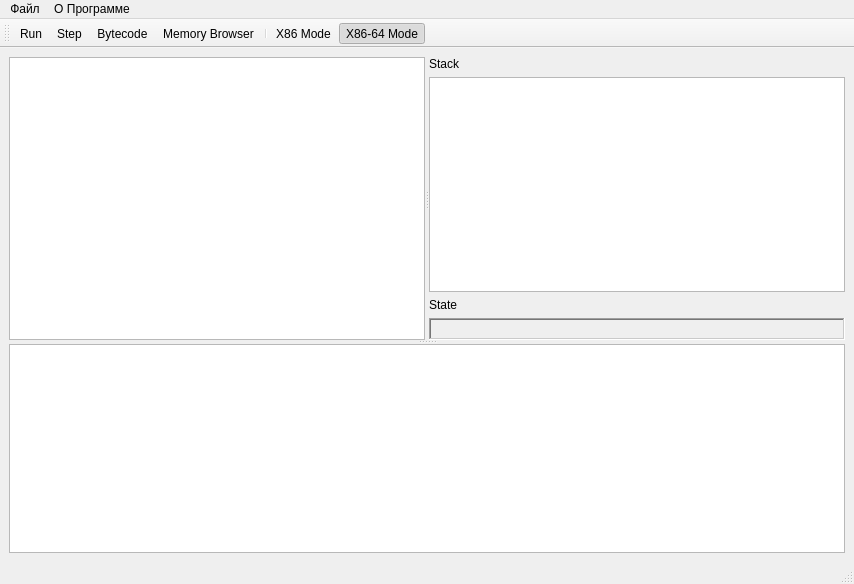
The window that mainwindow.ui (gamehunt/AssemblySimulator) describes before a commit, drawn with Qt 5.
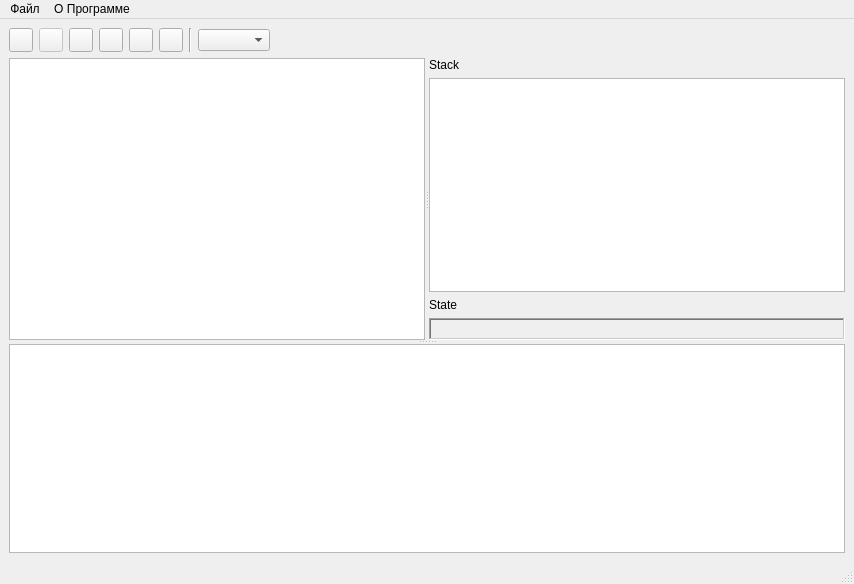
The same window after the commit. Icons and pictures are not drawn.

```diff
--- a/mainwindow.ui
+++ b/mainwindow.ui
@@ -16,6 +16,210 @@
   <widget class="QWidget" name="centralwidget">
    <layout class="QGridLayout" name="gridLayout">
     <item row="0" column="0">
+     <layout class="QHBoxLayout" name="horizontalLayout">
+      <item>
+       <widget class="QPushButton" name="runPushButton">
+        <property name="sizePolicy">
+         <sizepolicy hsizetype="Fixed" vsizetype="Fixed">
+          <horstretch>0</horstretch>
+          <verstretch>0</verstretch>
+         </sizepolicy>
+        </property>
+        <property name="minimumSize">
+         <size>
+          <width>24</width>
+          <height>24</height>
+         </size>
+        </property>
+        <property name="maximumSize">
+         <size>
+          <width>24</width>
+          <height>24</height>
+         </size>
+        </property>
+        <property name="text">
+         <string/>
+        </property>
+        <property name="icon">
+         <iconset resource="icons.qrc">
+          <normaloff>:/icons/run.ico</normaloff>:/icons/run.ico</iconset>
+        </property>
+        <property name="iconSize">
+         <size>
+          <width>12</width>
+          <height>12</height>
+         </size>
+        </property>
+       </widget>
+      </item>
+      <item>
+       <widget class="QPushButton" name="stopPushButton">
+        <property name="enabled">
+         <bool>false</bool>
+        </property>
+        <property name="sizePolicy">
+         <sizepolicy hsizetype="Fixed" vsizetype="Fixed">
+          <horstretch>0</horstretch>
+          <verstretch>0</verstretch>
+         </sizepolicy>
+        </property>
+        <property name="minimumSize">
+         <size>
+          <width>24</width>
+          <height>24</height>
+         </size>
+        </property>
+        <property name="maximumSize">
+         <size>
+          <width>24</width>
+          <height>24</height>
+         </size>
+        </property>
+        <property name="text">
+         <string/>
+        </property>
+        <property name="icon">
+         <iconset resource="icons.qrc">
+          <normaloff>:/icons/stop.ico</normaloff>:/icons/stop.ico</iconset>
+        </property>
+        <property name="iconSize">
+         <size>
+          <width>24</width>
+          <height>24</height>
+         </size>
+        </property>
+       </widget>
+      </item>
+      <item>
+       <widget class="QPushButton" name="stepPushButton">
+        <property name="sizePolicy">
+         <sizepolicy hsizetype="Fixed" vsizetype="Fixed">
+          <horstretch>0</horstretch>
+          <verstretch>0</verstretch>
+         </sizepolicy>
+        </property>
+        <property name="minimumSize">
+         <size>
+          <width>24</width>
+          <height>24</height>
+         </size>
+        </property>
+        <property name="maximumSize">
+         <size>
+          <width>24</width>
+          <height>24</height>
+         </size>
+        </property>
+        <property name="text">
+         <string/>
+        </property>
+        <property name="icon">
+         <iconset resource="icons.qrc">
+          <normaloff>:/icons/step.ico</normaloff>:/icons/step.ico</iconset>
+        </property>
+       </widget>
+      </item>
+      <item>
+       <widget class="QPushButton" name="resetPushButton">
+        <property name="minimumSize">
+         <size>
+          <width>24</width>
+          <height>24</height>
+         </size>
+        </property>
+        <property name="maximumSize">
+         <size>
+          <width>24</width>
+          <height>24</height>
+         </size>
+        </property>
+        <property name="text">
+         <string/>
+        </property>
+        <property name="icon">
+         <iconset resource="icons.qrc">
+          <normaloff>:/icons/reset.ico</normaloff>:/icons/reset.ico</iconset>
+        </property>
+       </widget>
+      </item>
+      <item>
+       <widget class="QPushButton" name="disasmPushButton">
+        <property name="minimumSize">
+         <size>
+          <width>24</width>
+          <height>24</height>
+         </size>
+        </property>
+        <property name="maximumSize">
+         <size>
+          <width>24</width>
+          <height>24</height>
+         </size>
+        </property>
+        <property name="text">
+         <string/>
+        </property>
+        <property name="icon">
+         <iconset resource="icons.qrc">
+          <normaloff>:/icons/bytecode.ico</normaloff>:/icons/bytecode.ico</iconset>
+        </property>
+       </widget>
+      </item>
+      <item>
+       <widget class="QPushButton" name="memPushButton">
+        <property name="minimumSize">
+         <size>
+          <width>24</width>
+          <height>24</height>
+         </size>
+        </property>
+        <property name="maximumSize">
+         <size>
+          <width>24</width>
+          <height>24</height>
+         </size>
+        </property>
+        <property name="text">
+         <string/>
+        </property>
+        <property name="icon">
+         <iconset resource="icons.qrc">
+          <normaloff>:/icons/mem.ico</normaloff>:/icons/mem.ico</iconset>
+        </property>
+        <property name="iconSize">
+         <size>
+          <width>24</width>
+          <height>24</height>
+         </size>
+        </property>
+       </widget>
+      </item>
+      <item>
+       <widget class="Line" name="line">
+        <property name="orientation">
+         <enum>Qt::Orientation::Vertical</enum>
+        </property>
+       </widget>
+      </item>
+      <item>
+       <widget class="QComboBox" name="assembliesComboBox"/>
+      </item>
+      <item>
+       <spacer name="horizontalSpacer">
+        <property name="orientation">
+         <enum>Qt::Orientation::Horizontal</enum>
+        </property>
+        <property name="sizeHint" stdset="0">
+         <size>
+          <width>40</width>
+          <height>20</height>
+         </size>
+        </property>
+       </spacer>
+      </item>
+     </layout>
+    </item>
+    <item row="1" column="0">
      <widget class="QSplitter" name="splitter_2">
       <property name="orientation">
        <enum>Qt::Orientation::Vertical</enum>
@@ -24,7 +228,11 @@
        <property name="orientation">
         <enum>Qt::Orientation::Horizontal</enum>
        </property>
-       <widget class="QTextEdit" name="textEdit"/>
+       <widget class="QTextEdit" name="textEdit">
+        <property name="readOnly">
+         <bool>false</bool>
+        </property>
+       </widget>
        <widget class="QWidget" name="verticalLayoutWidget_2">
         <layout class="QVBoxLayout" name="verticalLayout_2">
          <item>
@@ -103,105 +311,6 @@
    <addaction name="menu_2"/>
   </widget>
   <widget class="QStatusBar" name="statusbar"/>
-  <widget class="QToolBar" name="toolBar">
-   <property name="windowTitle">
-    <string>toolBar</string>
-   </property>
-   <attribute name="toolBarArea">
-    <enum>TopToolBarArea</enum>
-   </attribute>
-   <attribute name="toolBarBreak">
-    <bool>false</bool>
-   </attribute>
-   <addaction name="actionRun"/>
-   <addaction name="actionStep"/>
-   <addaction name="actionBytecode"/>
-   <addaction name="actionMemoryBrowser"/>
-   <addaction name="separator"/>
-   <addaction name="actionModeX86"/>
-   <addaction name="actionModeX86_64"/>
-  </widget>
-  <action name="actionRun">
-   <property name="icon">
-    <iconset resource="icons.qrc">
-     <normaloff>:/icons/run.ico</normaloff>:/icons/run.ico</iconset>
-   </property>
-   <property name="text">
-    <string>Run</string>
-   </property>
-   <property name="menuRole">
-    <enum>QAction::MenuRole::NoRole</enum>
-   </property>
-  </action>
-  <action name="actionStep">
-   <property name="icon">
-    <iconset resource="icons.qrc">
-     <normaloff>:/icons/step.ico</normaloff>:/icons/step.ico</iconset>
-   </property>
-   <property name="text">
-    <string>Step</string>
-   </property>
-   <property name="menuRole">
-    <enum>QAction::MenuRole::NoRole</enum>
-   </property>
-  </action>
-  <action name="actionBytecode">
-   <property name="icon">
-    <iconset resource="icons.qrc">
-     <normaloff>:/icons/bytecode.ico</normaloff>:/icons/bytecode.ico</iconset>
-   </property>
-   <property name="text">
-    <string>Bytecode</string>
-   </property>
-   <property name="menuRole">
-    <enum>QAction::MenuRole::NoRole</enum>
-   </property>
-  </action>
-  <action name="actionMemoryBrowser">
-   <property name="icon">
-    <iconset resource="icons.qrc">
-     <normaloff>:/icons/mem.ico</normaloff>:/icons/mem.ico</iconset>
-   </property>
-   <property name="text">
-    <string>Memory Browser</string>
-   </property>
-   <property name="menuRole">
-    <enum>QAction::MenuRole::NoRole</enum>
-   </property>
-  </action>
-  <action name="actionModeX86">
-   <property name="checkable">
-    <bool>true</bool>
-   </property>
-   <property name="icon">
-    <iconset resource="icons.qrc">
-     <normaloff>:/icons/x86.ico</normaloff>:/icons/x86.ico</iconset>
-   </property>
-   <property name="text">
-    <string>X86 Mode</string>
-   </property>
-   <property name="menuRole">
-    <enum>QAction::MenuRole::NoRole</enum>
-   </property>
-  </action>
-  <action name="actionModeX86_64">
-   <property name="checkable">
-    <bool>true</bool>
-   </property>
-   <property name="checked">
-    <bool>true</bool>
-   </property>
-   <property name="icon">
-    <iconset resource="icons.qrc">
-     <normaloff>:/icons/x64.ico</normaloff>:/icons/x64.ico</iconset>
-   </property>
-   <property name="text">
-    <string>X86-64 Mode</string>
-   </property>
-   <property name="menuRole">
-    <enum>QAction::MenuRole::NoRole</enum>
-   </property>
-  </action>
  </widget>
  <resources>
   <include location="icons.qrc"/>
```
Left out of the diff: 2 changed lines with no effect on the pictures.
